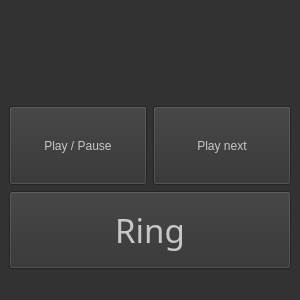
The window that src/mainwindow.ui (Asion001/School_bell) describes before a commit, drawn with Qt 5.
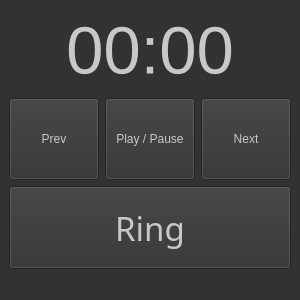
The same window after the commit.

Commit message: Add prev btn, add debug

Diff of the .ui file:
```diff
--- a/src/mainwindow.ui
+++ b/src/mainwindow.ui
@@ -11,7 +11,7 @@
    </rect>
   </property>
   <property name="sizePolicy">
-   <sizepolicy hsizetype="Fixed" vsizetype="Fixed">
+   <sizepolicy hsizetype="Minimum" vsizetype="Minimum">
     <horstretch>0</horstretch>
     <verstretch>0</verstretch>
    </sizepolicy>
@@ -48,7 +48,7 @@
      <widget class="QLabel" name="label">
       <property name="font">
        <font>
-        <family>Unifont</family>
+        <family>Arial</family>
         <pointsize>50</pointsize>
        </font>
       </property>
@@ -56,7 +56,7 @@
        <string notr="true"/>
       </property>
       <property name="text">
-       <string/>
+       <string>00:00</string>
       </property>
       <property name="alignment">
        <set>Qt::AlignCenter</set>
@@ -65,10 +65,26 @@
     </item>
     <item>
      <layout class="QHBoxLayout" name="horizontalLayout">
+      <item>
+       <widget class="QPushButton" name="pushButton_4">
+        <property name="sizePolicy">
+         <sizepolicy hsizetype="Minimum" vsizetype="Preferred">
+          <horstretch>0</horstretch>
+          <verstretch>0</verstretch>
+         </sizepolicy>
+        </property>
+        <property name="text">
+         <string>Prev</string>
+        </property>
+       </widget>
+      </item>
       <item>
        <widget class="QPushButton" name="pushButton_2">
+        <property name="enabled">
+         <bool>true</bool>
+        </property>
         <property name="sizePolicy">
-         <sizepolicy hsizetype="Minimum" vsizetype="Preferred">
+         <sizepolicy hsizetype="Preferred" vsizetype="Preferred">
           <horstretch>0</horstretch>
           <verstretch>0</verstretch>
          </sizepolicy>
@@ -87,7 +103,7 @@
          </sizepolicy>
         </property>
         <property name="text">
-         <string>Play next</string>
+         <string>Next</string>
         </property>
        </widget>
       </item>
```
Left out of the diff: 22 changed lines with no effect on the pictures. The commit also changes 3 other files.
